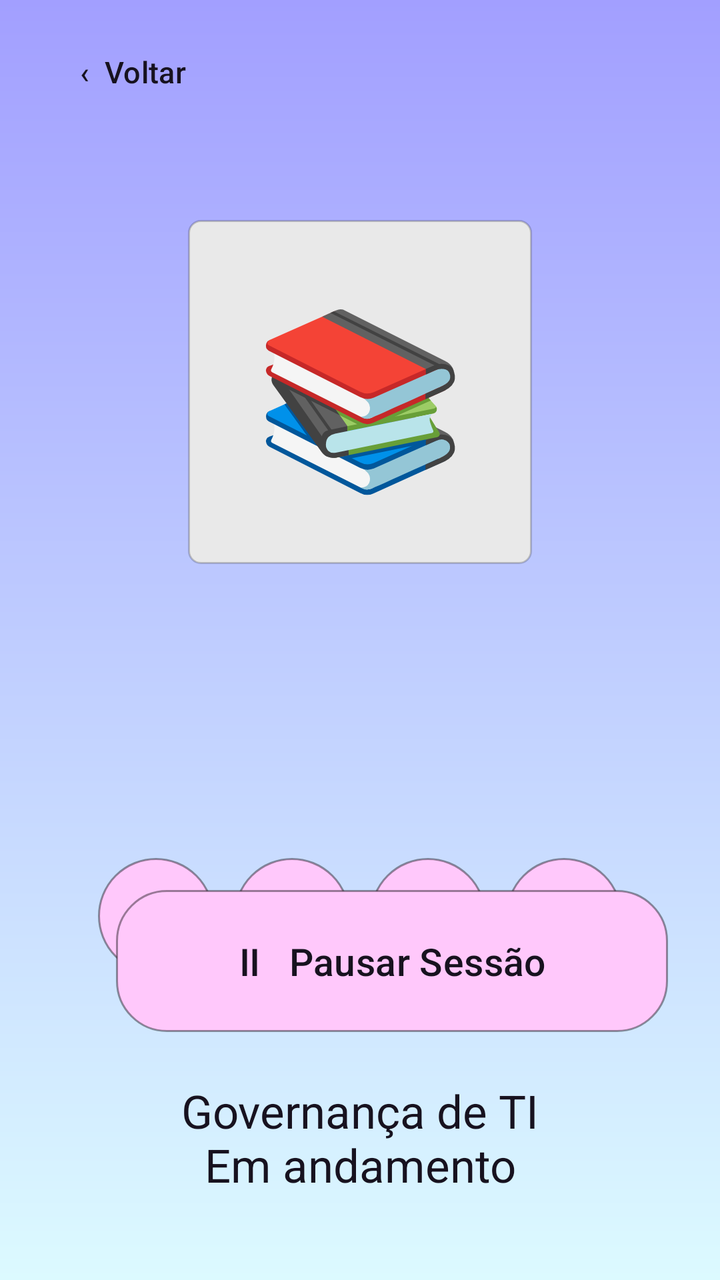
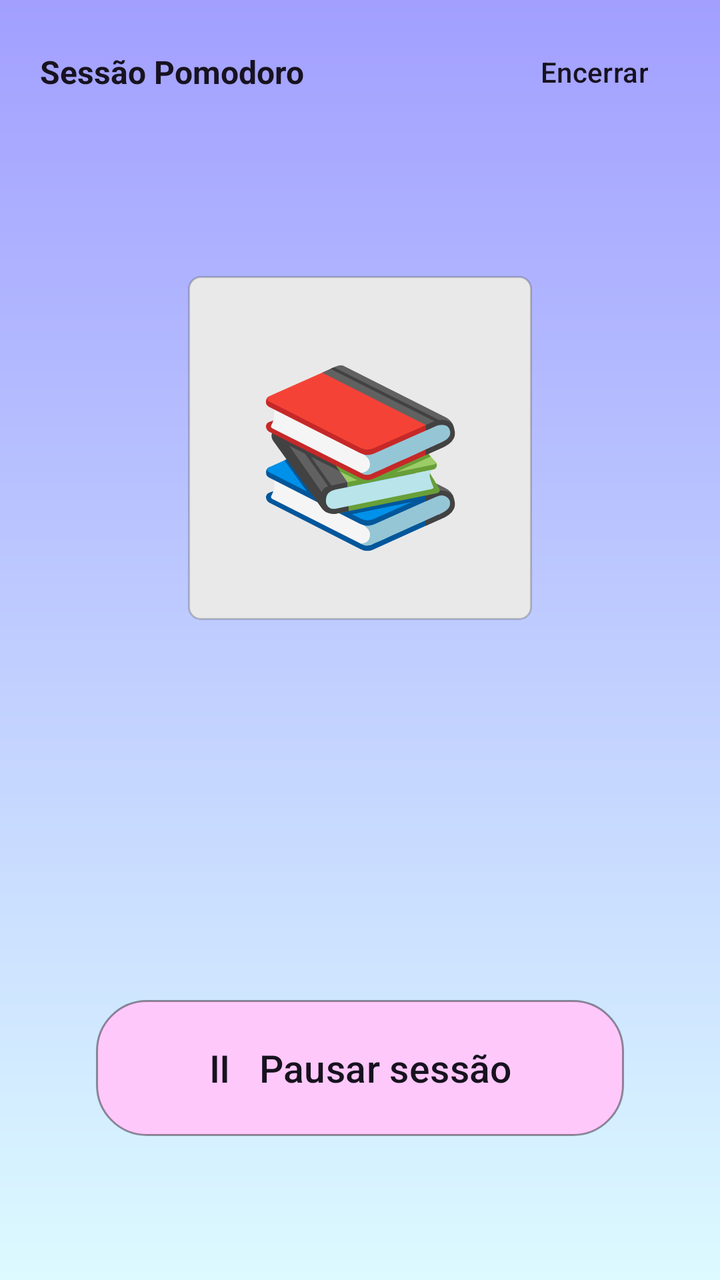

Before-and-after screenshots of an Android layout around one commit, followed by the original layout XML and the change that was made.
<!-- AndroidManifest.xml: application theme Theme.FocaAi -->
<!-- res/layout/activity_sessao_em_andamento.xml -->
<?xml version="1.0" encoding="utf-8"?>
<androidx.constraintlayout.widget.ConstraintLayout xmlns:android="http://schemas.android.com/apk/res/android"
    xmlns:app="http://schemas.android.com/apk/res-auto"
    xmlns:tools="http://schemas.android.com/tools"
    android:id="@+id/main"
    android:layout_width="match_parent"
    android:layout_height="match_parent"
    android:background="@drawable/bg_foca_gradient"
    tools:context=".activities.SessaoEmAndamentoActivity">

    <Button
        android:id="@+id/btnVoltarSessao"
        android:layout_width="wrap_content"
        android:layout_height="48dp"
        android:layout_marginStart="16dp"
        android:layout_marginTop="12dp"
        android:background="@android:color/transparent"
        android:text="‹  Voltar"
        android:textAllCaps="false"
        android:textColor="@color/foca_text"
        android:textSize="15sp"
        app:backgroundTint="@null"
        app:layout_constraintStart_toStartOf="parent"
        app:layout_constraintTop_toTopOf="parent" />

    <TextView
        android:id="@+id/txtIlustracaoSessao"
        android:layout_width="172dp"
        android:layout_height="172dp"
        android:layout_marginTop="110dp"
        android:background="@drawable/card_foca"
        android:gravity="center"
        android:text="📚"
        android:textSize="86sp"
        app:layout_constraintTop_toTopOf="parent"
        app:layout_constraintStart_toStartOf="parent"
        app:layout_constraintEnd_toEndOf="parent" />

    <TextView
        android:id="@+id/txtCronometro"
        android:layout_width="match_parent"
        android:layout_height="wrap_content"
        android:layout_marginTop="18dp"
        android:fontFamily="sans-serif"
        android:gravity="center"
        android:textColor="@color/foca_text"
        android:textSize="72sp"
        app:layout_constraintEnd_toEndOf="parent"
        app:layout_constraintStart_toStartOf="parent"
        app:layout_constraintTop_toBottomOf="@id/txtIlustracaoSessao" />

    <LinearLayout
        android:id="@+id/linhaCiclos"
        android:layout_width="match_parent"
        android:layout_height="80dp"
        android:layout_marginTop="22dp"
        android:gravity="center"
        android:orientation="horizontal"
        app:layout_constraintTop_toBottomOf="@id/txtCronometro"
        app:layout_constraintStart_toStartOf="parent"
        app:layout_constraintEnd_toEndOf="parent">

        <TextView
            android:id="@+id/ciclo1"
            android:layout_width="58dp"
            android:layout_height="58dp"
            android:layout_margin="5dp"
            android:background="@drawable/circulo_ciclo_foca"
            android:gravity="center"
            android:textColor="@color/foca_text"
            android:textSize="22sp" />

        <TextView
            android:id="@+id/ciclo2"
            android:layout_width="58dp"
            android:layout_height="58dp"
            android:layout_margin="5dp"
            android:background="@drawable/circulo_ciclo_foca"
            android:gravity="center"
            android:textColor="@color/foca_text"
            android:textSize="20sp" />

        <TextView
            android:id="@+id/ciclo3"
            android:layout_width="58dp"
            android:layout_height="58dp"
            android:layout_margin="5dp"
            android:background="@drawable/circulo_ciclo_foca"
            android:gravity="center"
            android:textColor="@color/foca_text"
            android:textSize="20sp" />

        <TextView
            android:id="@+id/ciclo4"
            android:layout_width="58dp"
            android:layout_height="58dp"
            android:layout_margin="5dp"
            android:background="@drawable/circulo_ciclo_foca"
            android:gravity="center"
            android:textColor="@color/foca_text"
            android:textSize="20sp" />
    </LinearLayout>

    <TextView
        android:id="@+id/txtStatusSessao"
        android:layout_width="0dp"
        android:layout_height="wrap_content"
        android:layout_marginStart="32dp"
        android:layout_marginEnd="32dp"
        android:layout_marginTop="42dp"
        android:gravity="center"
        android:text="Governança de TI\nEm andamento"
        android:textColor="@color/foca_text"
        android:textSize="23sp"
        app:layout_constraintTop_toBottomOf="@id/linhaCiclos"
        app:layout_constraintStart_toStartOf="parent"
        app:layout_constraintEnd_toEndOf="parent" />

    <Button
        android:id="@+id/btnPausarSessao"
        android:layout_width="0dp"
        android:layout_height="71dp"
        android:layout_marginStart="58dp"
        android:layout_marginEnd="26dp"
        android:layout_marginBottom="124dp"
        android:background="@drawable/button_foca_pink"
        android:text="Ⅱ   Pausar Sessão"
        android:textAllCaps="false"
        android:textColor="@color/foca_text"
        android:textSize="19sp"
        app:backgroundTint="@null"
        app:layout_constraintBottom_toBottomOf="parent"
        app:layout_constraintStart_toStartOf="parent"
        app:layout_constraintEnd_toEndOf="parent" />

</androidx.constraintlayout.widget.ConstraintLayout>
<!-- resources referenced by this layout -->
<resources>
  <color name="foca_text">#17121F</color>
  <!-- drawable bg_foca_gradient (drawable) -->
  <?xml version="1.0" encoding="utf-8"?>
  <shape xmlns:android="http://schemas.android.com/apk/res/android" android:shape="rectangle">
      <gradient android:angle="270" android:startColor="#A29FFF" android:endColor="#DCFAFF" android:type="linear" />
  </shape>
  <!-- drawable button_foca_pink (drawable) -->
  <?xml version="1.0" encoding="utf-8"?>
  <shape xmlns:android="http://schemas.android.com/apk/res/android" android:shape="rectangle">
      <solid android:color="#FFC8FB" />
      <corners android:radius="25dp" />
      <stroke android:width="1dp" android:color="#66000000" />
  </shape>
  <!-- drawable card_foca (drawable) -->
  <?xml version="1.0" encoding="utf-8"?>
  <shape xmlns:android="http://schemas.android.com/apk/res/android" android:shape="rectangle">
      <solid android:color="#E9E9E9" />
      <corners android:radius="6dp" />
      <stroke android:width="1dp" android:color="#33000000" />
  </shape>
  <!-- drawable circulo_ciclo_foca (drawable) -->
  <?xml version="1.0" encoding="utf-8"?>
  <shape xmlns:android="http://schemas.android.com/apk/res/android" android:shape="oval">
      <solid android:color="#FFC8FB" />
      <stroke android:width="1dp" android:color="#66000000" />
  </shape>
  <style name="Theme.FocaAi" parent="Base.Theme.FocaAi" />
  <style name="Base.Theme.FocaAi" parent="Theme.Material3.DayNight.NoActionBar">
          
          
      </style>
</resources>

<!-- the commit's change to res/layout/activity_sessao_em_andamento.xml (unified diff, before → after) -->
@@ -8,31 +8,45 @@
     android:background="@drawable/bg_foca_gradient"
     tools:context=".activities.SessaoEmAndamentoActivity">
 
-    <Button
-        android:id="@+id/btnVoltarSessao"
+    <TextView
+        android:id="@+id/txtTopoSessao"
         android:layout_width="wrap_content"
         android:layout_height="48dp"
-        android:layout_marginStart="16dp"
+        android:gravity="center_vertical"
+        android:text="Sessão Pomodoro"
+        android:textColor="@color/foca_text"
+        android:textSize="16sp"
+        android:textStyle="bold"
+        android:layout_marginStart="20dp"
+        android:layout_marginTop="12dp"
+        app:layout_constraintStart_toStartOf="parent"
+        app:layout_constraintTop_toTopOf="parent" />
+
+    <Button
+        android:id="@+id/btnEncerrarSessao"
+        android:layout_width="wrap_content"
+        android:layout_height="48dp"
+        android:layout_marginEnd="12dp"
         android:layout_marginTop="12dp"
         android:background="@android:color/transparent"
-        android:text="‹  Voltar"
+        android:text="Encerrar"
         android:textAllCaps="false"
         android:textColor="@color/foca_text"
-        android:textSize="15sp"
+        android:textSize="14sp"
         app:backgroundTint="@null"
-        app:layout_constraintStart_toStartOf="parent"
+        app:layout_constraintEnd_toEndOf="parent"
         app:layout_constraintTop_toTopOf="parent" />
 
     <TextView
         android:id="@+id/txtIlustracaoSessao"
         android:layout_width="172dp"
         android:layout_height="172dp"
-        android:layout_marginTop="110dp"
+        android:layout_marginTop="78dp"
         android:background="@drawable/card_foca"
         android:gravity="center"
         android:text="📚"
         android:textSize="86sp"
-        app:layout_constraintTop_toTopOf="parent"
+        app:layout_constraintTop_toBottomOf="@id/txtTopoSessao"
         app:layout_constraintStart_toStartOf="parent"
         app:layout_constraintEnd_toEndOf="parent" />
 
@@ -45,73 +59,31 @@
         android:gravity="center"
         android:textColor="@color/foca_text"
         android:textSize="72sp"
-        app:layout_constraintEnd_toEndOf="parent"
+        app:layout_constraintTop_toBottomOf="@id/txtIlustracaoSessao"
         app:layout_constraintStart_toStartOf="parent"
-        app:layout_constraintTop_toBottomOf="@id/txtIlustracaoSessao" />
+        app:layout_constraintEnd_toEndOf="parent" />
 
     <LinearLayout
         android:id="@+id/linhaCiclos"
         android:layout_width="match_parent"
-        android:layout_height="80dp"
-        android:layout_marginTop="22dp"
+        android:layout_height="64dp"
+        android:layout_marginTop="18dp"
         android:gravity="center"
         android:orientation="horizontal"
         app:layout_constraintTop_toBottomOf="@id/txtCronometro"
         app:layout_constraintStart_toStartOf="parent"
-        app:layout_constraintEnd_toEndOf="parent">
-
-        <TextView
-            android:id="@+id/ciclo1"
-            android:layout_width="58dp"
-            android:layout_height="58dp"
-            android:layout_margin="5dp"
-            android:background="@drawable/circulo_ciclo_foca"
-            android:gravity="center"
-            android:textColor="@color/foca_text"
-            android:textSize="22sp" />
-
-        <TextView
-            android:id="@+id/ciclo2"
-            android:layout_width="58dp"
-            android:layout_height="58dp"
-            android:layout_margin="5dp"
-            android:background="@drawable/circulo_ciclo_foca"
-            android:gravity="center"
-            android:textColor="@color/foca_text"
-            android:textSize="20sp" />
-
-        <TextView
-            android:id="@+id/ciclo3"
-            android:layout_width="58dp"
-            android:layout_height="58dp"
-            android:layout_margin="5dp"
-            android:background="@drawable/circulo_ciclo_foca"
-            android:gravity="center"
-            android:textColor="@color/foca_text"
-            android:textSize="20sp" />
-
-        <TextView
-            android:id="@+id/ciclo4"
-            android:layout_width="58dp"
-            android:layout_height="58dp"
-            android:layout_margin="5dp"
-            android:background="@drawable/circulo_ciclo_foca"
-            android:gravity="center"
-            android:textColor="@color/foca_text"
-            android:textSize="20sp" />
-    </LinearLayout>
+        app:layout_constraintEnd_toEndOf="parent" />
 
     <TextView
         android:id="@+id/txtStatusSessao"
         android:layout_width="0dp"
         android:layout_height="wrap_content"
-        android:layout_marginStart="32dp"
-        android:layout_marginEnd="32dp"
-        android:layout_marginTop="42dp"
+        android:layout_marginStart="28dp"
+        android:layout_marginEnd="28dp"
+        android:layout_marginTop="24dp"
         android:gravity="center"
-        android:text="Governança de TI\nEm andamento"
         android:textColor="@color/foca_text"
-        android:textSize="23sp"
+        android:textSize="22sp"
         app:layout_constraintTop_toBottomOf="@id/linhaCiclos"
         app:layout_constraintStart_toStartOf="parent"
         app:layout_constraintEnd_toEndOf="parent" />
@@ -119,12 +91,12 @@
     <Button
         android:id="@+id/btnPausarSessao"
         android:layout_width="0dp"
-        android:layout_height="71dp"
-        android:layout_marginStart="58dp"
-        android:layout_marginEnd="26dp"
-        android:layout_marginBottom="124dp"
+        android:layout_height="68dp"
+        android:layout_marginStart="48dp"
+        android:layout_marginEnd="48dp"
+        android:layout_marginBottom="72dp"
         android:background="@drawable/button_foca_pink"
-        android:text="Ⅱ   Pausar Sessão"
+        android:text="Ⅱ   Pausar sessão"
         android:textAllCaps="false"
         android:textColor="@color/foca_text"
         android:textSize="19sp"
<!-- resource entries referenced after the edit -->
@@ -20,12 +20,6 @@
       <corners android:radius="6dp" />
       <stroke android:width="1dp" android:color="#33000000" />
   </shape>
-  <!-- drawable circulo_ciclo_foca (drawable) -->
-  <?xml version="1.0" encoding="utf-8"?>
-  <shape xmlns:android="http://schemas.android.com/apk/res/android" android:shape="oval">
-      <solid android:color="#FFC8FB" />
-      <stroke android:width="1dp" android:color="#66000000" />
-  </shape>
   <style name="Theme.FocaAi" parent="Base.Theme.FocaAi" />
   <style name="Base.Theme.FocaAi" parent="Theme.Material3.DayNight.NoActionBar">
           
